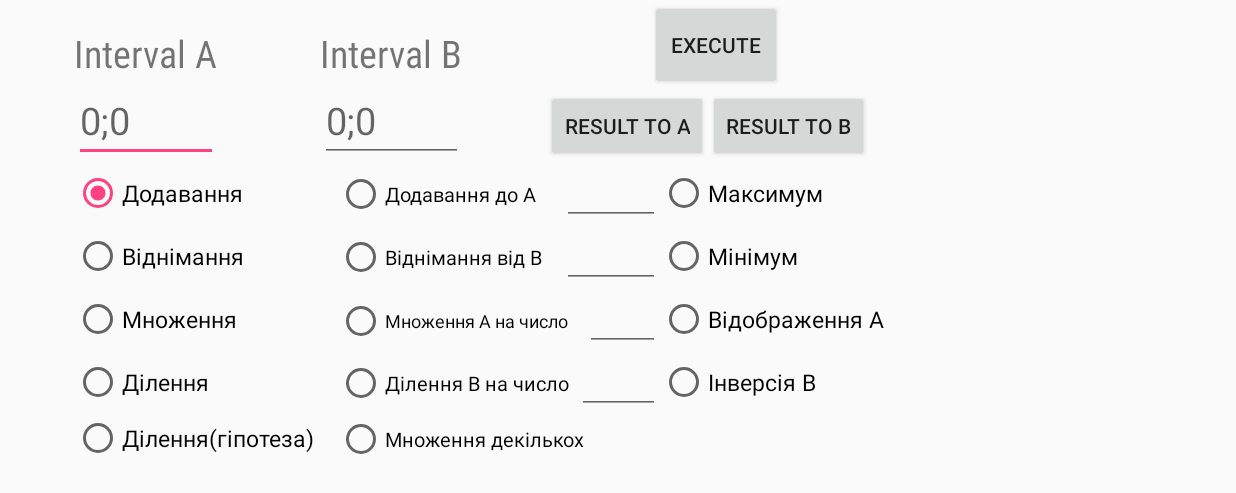
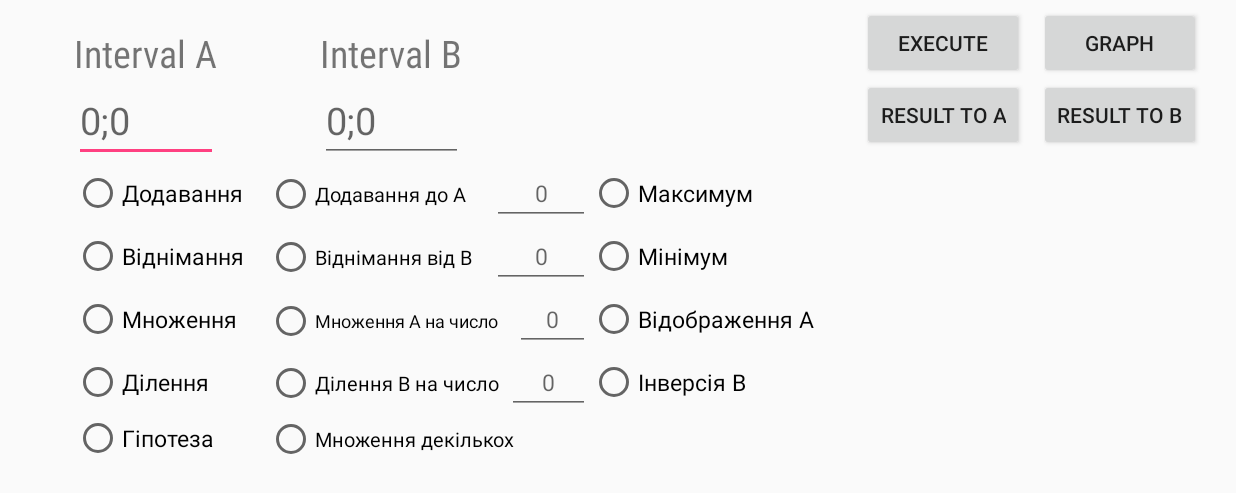
Before and after one commit to sanstorik/confidence_interval_operations, an Android app: the screen it shows after launch (MainActivity), on a phone screen of 824 x 412 dp (held sideways). Shown: the top 493 px of the screen. Run offline under Robolectric (Android 15) with nearby library versions, the phone set to English and light mode, and no system bars.

Commit message:
added button and made main activity UI better

```diff
--- a/app/src/main/res/layout/activity_main.xml
+++ b/app/src/main/res/layout/activity_main.xml
@@ -79,7 +79,7 @@
             <RadioButton
                 android:id="@+id/add_rb"
                 android:layout_height="wrap_content"
-                android:checked="true"
+                android:checked="false"
                 android:text="Додавання"
                 android:textSize="15sp" />
 
@@ -98,6 +98,7 @@
                 android:layout_marginStart="-15dp"
                 android:width="50dp"
                 android:ems="10"
+                android:hint="0"
                 android:inputType="number"
                 android:textAlignment="center"
                 android:textSize="15sp" />
@@ -135,6 +136,7 @@
                 android:layout_marginStart="-15dp"
                 android:width="50dp"
                 android:ems="10"
+                android:hint="0"
                 android:inputType="number"
                 android:textAlignment="center"
                 android:textSize="15sp" />
@@ -173,6 +175,7 @@
                 android:layout_marginStart="0dp"
                 android:width="50dp"
                 android:ems="10"
+                android:hint="0"
                 android:inputType="number"
                 android:textAlignment="center"
                 android:textSize="15sp" />
@@ -210,6 +213,7 @@
                 android:layout_marginStart="-5dp"
                 android:width="50dp"
                 android:ems="10"
+                android:hint="0"
                 android:inputType="number"
                 android:textAlignment="center"
                 android:textSize="15sp" />
@@ -228,7 +232,7 @@
             <RadioButton
                 android:id="@+id/div_thesis_rb"
                 android:layout_height="wrap_content"
-                android:text="Ділення(гіпотеза)"
+                android:text="Гіпотеза"
                 android:textSize="15sp" />
 
             <RadioButton
@@ -247,32 +251,44 @@
         android:id="@+id/exec_btn"
         android:layout_width="wrap_content"
         android:layout_height="wrap_content"
-        android:layout_above="@+id/res_to_B_btn"
+        android:text="Execute"
+        android:layout_above="@+id/intervalB_et"
+        android:layout_alignLeft="@+id/res_to_A_btn"
+        android:layout_alignStart="@+id/res_to_A_btn"
+        android:layout_alignRight="@+id/res_to_A_btn"
+        android:layout_alignEnd="@+id/res_to_A_btn" />
+
+    <Button
+        android:id="@+id/graph_btn"
+        android:layout_width="wrap_content"
+        android:layout_height="wrap_content"
+        android:layout_above="@id/intervalB_et"
         android:layout_alignEnd="@+id/res_to_B_btn"
-        android:layout_alignParentTop="true"
+        android:layout_alignLeft="@+id/res_to_B_btn"
         android:layout_alignRight="@+id/res_to_B_btn"
-        android:layout_marginEnd="58dp"
-        android:layout_marginRight="58dp"
-        android:text="Execute" />
+        android:layout_alignStart="@+id/res_to_B_btn"
+        android:text="Graph" />
 
     <Button
         android:id="@+id/res_to_B_btn"
         android:layout_width="wrap_content"
         android:layout_height="wrap_content"
-        android:layout_above="@+id/radGroup1"
-        android:layout_alignEnd="@+id/radGroup1"
-        android:layout_alignRight="@+id/radGroup1"
-        android:layout_marginEnd="10dp"
-        android:layout_marginRight="10dp"
+        android:layout_below="@id/graph_btn"
+        android:layout_alignParentEnd="true"
+        android:layout_alignParentRight="true"
+        android:layout_marginEnd="24dp"
+        android:layout_marginRight="24dp"
         android:text="Result to B" />
 
     <Button
         android:id="@+id/res_to_A_btn"
         android:layout_width="wrap_content"
         android:layout_height="wrap_content"
-        android:layout_above="@+id/radGroup1"
+        android:text="Result to A"
+        android:layout_marginRight="10dp"
+        android:layout_marginEnd="10dp"
+        android:layout_below="@+id/exec_btn"
         android:layout_toLeftOf="@+id/res_to_B_btn"
-        android:layout_toStartOf="@+id/res_to_B_btn"
-        android:text="Result to A" />
+        android:layout_toStartOf="@+id/res_to_B_btn" />
 
 </RelativeLayout>
```
